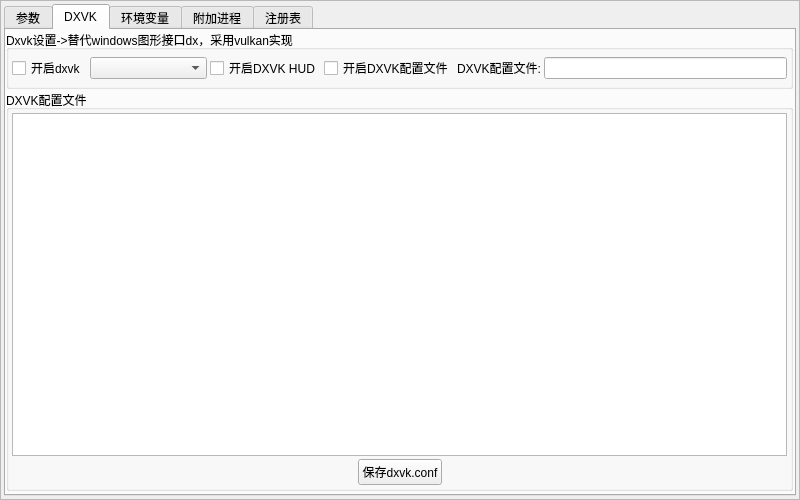
The window that ui/vekGameAddMT.ui (gfdgd-xi/vekcode) describes before a commit, drawn with Qt 5.
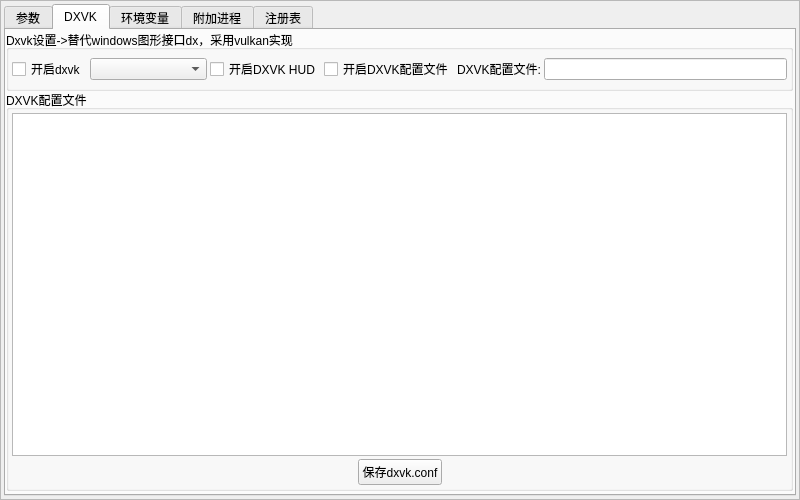
The same window after the commit. The open tabs and pages were chosen to show the change.

Patch:
```diff
--- a/ui/vekGameAddMT.ui
+++ b/ui/vekGameAddMT.ui
@@ -530,7 +530,7 @@
             <x>0</x>
             <y>0</y>
             <width>787</width>
-            <height>59</height>
+            <height>61</height>
            </rect>
           </property>
           <property name="title">
```
